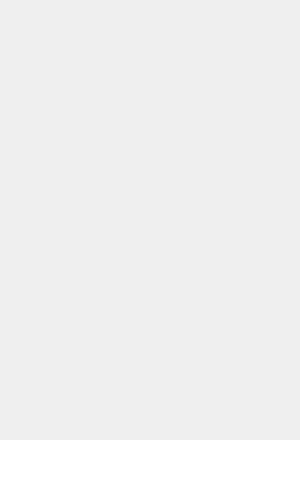
Qt form src/UI/chatwindow.ui (uPtt-messenger/uPtt_backup) before a commit.
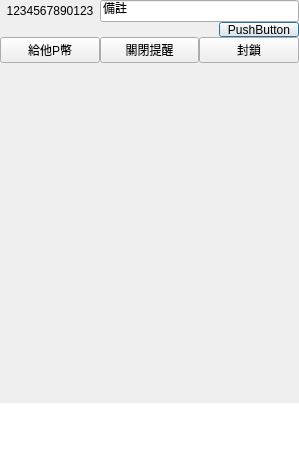
The same form after that commit.

Commit message: 新增聊天視窗個別選項，並設定對方資訊

Patch:
```diff
--- a/src/UI/chatwindow.ui
+++ b/src/UI/chatwindow.ui
@@ -6,8 +6,8 @@
    <rect>
     <x>0</x>
     <y>0</y>
-    <width>300</width>
-    <height>500</height>
+    <width>299</width>
+    <height>463</height>
    </rect>
   </property>
   <property name="windowTitle">
@@ -28,6 +28,119 @@
    </property>
    <item row="0" column="0">
     <layout class="QVBoxLayout" name="verticalLayout">
+     <item>
+      <layout class="QVBoxLayout" name="SettingLayout">
+       <property name="spacing">
+        <number>0</number>
+       </property>
+       <item>
+        <layout class="QHBoxLayout" name="horizontalLayout_2">
+         <item>
+          <widget class="QLabel" name="TargetName">
+           <property name="minimumSize">
+            <size>
+             <width>100</width>
+             <height>0</height>
+            </size>
+           </property>
+           <property name="maximumSize">
+            <size>
+             <width>100</width>
+             <height>16777215</height>
+            </size>
+           </property>
+           <property name="toolTip">
+            <string>ID</string>
+           </property>
+           <property name="text">
+            <string>1234567890123</string>
+           </property>
+           <property name="alignment">
+            <set>Qt::AlignCenter</set>
+           </property>
+          </widget>
+         </item>
+         <item>
+          <widget class="QLineEdit" name="lineEdit_2">
+           <property name="toolTip">
+            <string extracomment="註記"/>
+           </property>
+           <property name="text">
+            <string>備註</string>
+           </property>
+          </widget>
+         </item>
+        </layout>
+       </item>
+       <item>
+        <layout class="QHBoxLayout" name="horizontalLayout_3">
+         <item>
+          <spacer name="horizontalSpacer">
+           <property name="orientation">
+            <enum>Qt::Horizontal</enum>
+           </property>
+           <property name="sizeHint" stdset="0">
+            <size>
+             <width>40</width>
+             <height>5</height>
+            </size>
+           </property>
+          </spacer>
+         </item>
+         <item>
+          <widget class="QPushButton" name="pushButton">
+           <property name="sizePolicy">
+            <sizepolicy hsizetype="Minimum" vsizetype="Fixed">
+             <horstretch>0</horstretch>
+             <verstretch>0</verstretch>
+            </sizepolicy>
+           </property>
+           <property name="minimumSize">
+            <size>
+             <width>0</width>
+             <height>0</height>
+            </size>
+           </property>
+           <property name="maximumSize">
+            <size>
+             <width>16777215</width>
+             <height>15</height>
+            </size>
+           </property>
+           <property name="text">
+            <string>PushButton</string>
+           </property>
+          </widget>
+         </item>
+        </layout>
+       </item>
+       <item>
+        <layout class="QHBoxLayout" name="horizontalLayout_4">
+         <item>
+          <widget class="QPushButton" name="pushButton_4">
+           <property name="text">
+            <string>給他P幣</string>
+           </property>
+          </widget>
+         </item>
+         <item>
+          <widget class="QPushButton" name="pushButton_3">
+           <property name="text">
+            <string>關閉提醒</string>
+           </property>
+          </widget>
+         </item>
+         <item>
+          <widget class="QPushButton" name="pushButton_2">
+           <property name="text">
+            <string>封鎖</string>
+           </property>
+          </widget>
+         </item>
+        </layout>
+       </item>
+      </layout>
+     </item>
      <item>
       <widget class="QScrollArea" name="scrollArea">
        <property name="enabled">
@@ -50,8 +163,8 @@
          <rect>
           <x>0</x>
           <y>0</y>
-          <width>298</width>
-          <height>430</height>
+          <width>297</width>
+          <height>321</height>
          </rect>
         </property>
         <property name="minimumSize">
```
The commit also changes 2 other files.
